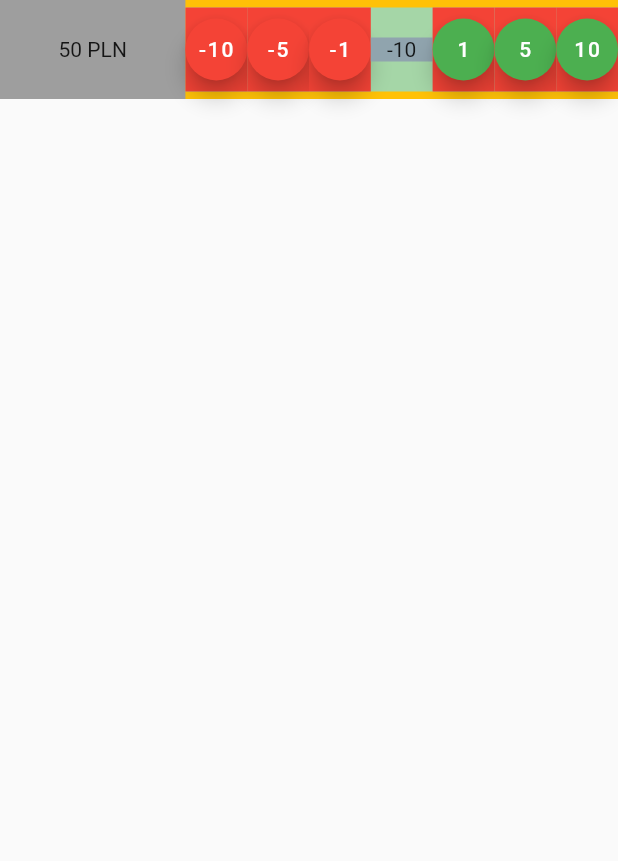
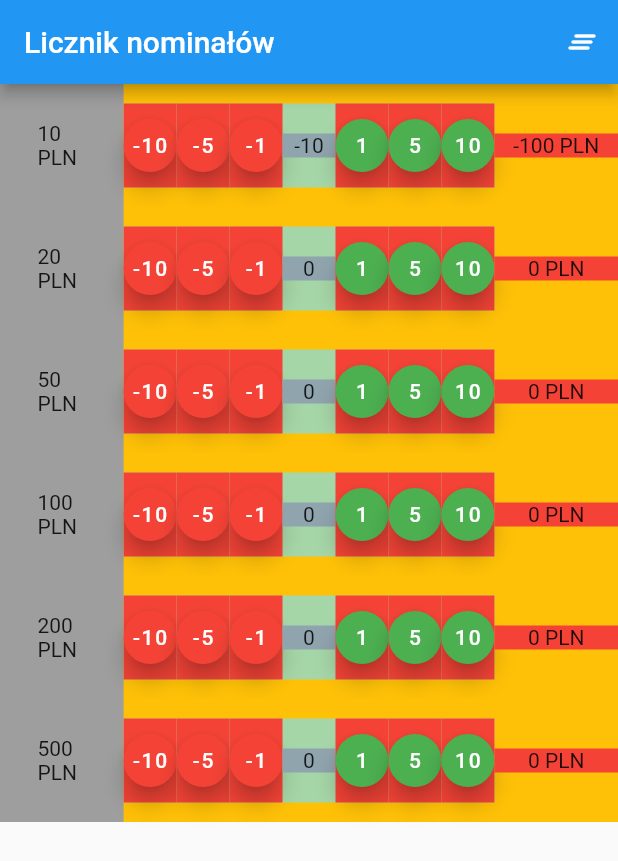
Before and after one commit to Xareth/money_counter_2, a Flutter app: the screen it shows after launch, after a tap on an icon or button, on a phone screen of 412 x 824 dp. Shown: the top 861 px of the screen. Run offline on Flutter 3.47's test engine with Material 2 defaults, Android fonts, the phone set to English and light mode, and no system bars; our stand-ins replace bloc, flutter_bloc.

Commit message:
Add all money rows

```diff
--- a/lib/features/money/cubit/money_cubit.dart
+++ b/lib/features/money/cubit/money_cubit.dart
@@ -1,18 +1,27 @@
 import 'package:bloc/bloc.dart';
+import 'package:money_counter_2/features/money/data/money_data.dart';
 part 'money_state.dart';
 
 class MoneyCubit extends Cubit<MoneyState> {
-  MoneyCubit() : super(MoneyState(moneyCounter: [0]));
+  MoneyCubit() : super(MoneyState(moneyCounter: moneyData));
 
-  void increment(int newValue) {
+  void increment(int newValue, int position) {
     final newState = state.moneyCounter;
-    newState[0] = state.moneyCounter[0] + newValue;
+    newState[position][2] = state.moneyCounter[position][2] + newValue;
+    newState[position][3] =
+        (state.moneyCounter[position][2]) * state.moneyCounter[position][1];
     emit(MoneyState(moneyCounter: newState));
   }
 
-  void decrement(int newValue) {
+  void decrement(int newValue, int position) {
     final newState = state.moneyCounter;
-    newState[0] = state.moneyCounter[0] - newValue;
+    newState[position][2] = state.moneyCounter[position][2] - newValue;
+    newState[position][3] =
+        (state.moneyCounter[position][2]) * state.moneyCounter[position][1];
     emit(MoneyState(moneyCounter: newState));
   }
+
+  void reset() {
+    emit(MoneyState(moneyCounter: moneyData));
+  }
 }
--- a/lib/features/money/data/money_data.dart
+++ b/lib/features/money/data/money_data.dart
@@ -1 +1,8 @@
-List<dynamic> moneyData = [0];
+List<dynamic> moneyData = [
+  [0, 10, 0, 0],
+  [1, 20, 0, 0],
+  [2, 50, 0, 0],
+  [3, 100, 0, 0],
+  [4, 200, 0, 0],
+  [5, 500, 0, 0],
+];
--- a/lib/features/money/page/money.dart
+++ b/lib/features/money/page/money.dart
@@ -1,6 +1,7 @@
 import 'package:flutter/material.dart';
 import 'package:flutter_bloc/flutter_bloc.dart';
 import 'package:money_counter_2/features/money/cubit/money_cubit.dart';
+import 'package:money_counter_2/features/money/data/money_data.dart';
 
 class Money extends StatefulWidget {
   const Money({Key? key}) : super(key: key);
@@ -13,11 +14,21 @@ class _MoneyState extends State<Money> {
   @override
   Widget build(BuildContext context) {
     // MoneyCubit Provider
-    return Scaffold(
-      body: BlocProvider<MoneyCubit>(
+    return BlocProvider<MoneyCubit>(
       create: (context) => MoneyCubit(),
+      child: Scaffold(
+        appBar: AppBar(
+          title: const Text('Licznik nominałów'),
+          actions: <Widget>[
+            IconButton(
+                onPressed: () {
+                  context.read<MoneyCubit>().reset();
+                },
+                icon: const Icon(Icons.clear_all_rounded)),
+          ],
+        ),
         // Money Content
-        child: MoneyContent(),
+        body: const MoneyContent(),
       ),
     );
   }
@@ -25,11 +36,9 @@ class _MoneyState extends State<Money> {
 
 // Money Content
 class MoneyContent extends StatelessWidget {
-  MoneyContent({
+  const MoneyContent({
     Key? key,
   }) : super(key: key);
-
-  final moneyValues = [1, 5, 10];
 
   @override
   Widget build(BuildContext context) {
@@ -38,21 +47,34 @@ class MoneyContent extends StatelessWidget {
       crossAxisAlignment: CrossAxisAlignment.stretch,
       children: <Widget>[
         // Rows with each money counter
+        for (var data in moneyData) ...[
           Container(
             color: Colors.amber,
             child: Row(
-            mainAxisAlignment: MainAxisAlignment.end,
+              mainAxisAlignment: MainAxisAlignment.center,
               children: <Widget>[
                 // Label with money Value
-              const Flexible(flex: 3, child: MoneyContentLabel()),
+                Flexible(
+                    flex: 2,
+                    child: MoneyContentLabel(
+                      label: data[1],
+                    )),
                 // Row with actions increase and decrease money counter and score Field
                 Flexible(
-                flex: 7,
-                child: MoneyContentChangeActions(moneyValues: moneyValues),
+                  flex: 6,
+                  child: MoneyContentChangeActions(
+                      data: data, moneyData: moneyData),
                 ),
+                // Container with money results
+                Flexible(
+                    flex: 2,
+                    child: MoneyContentScore(
+                      data: data,
+                    ))
               ],
             ),
           )
+        ],
       ],
     );
   }
@@ -60,9 +82,9 @@ class MoneyContent extends StatelessWidget {
 
 // Label with money Value
 class MoneyContentLabel extends StatelessWidget {
-  const MoneyContentLabel({
-    Key? key,
-  }) : super(key: key);
+  const MoneyContentLabel({Key? key, required this.label}) : super(key: key);
+
+  final int label;
 
   @override
   Widget build(BuildContext context) {
@@ -70,19 +92,20 @@ class MoneyContentLabel extends StatelessWidget {
       alignment: Alignment.center,
       padding: const EdgeInsets.all(25),
       color: Colors.grey,
-      child: const Text('50 PLN'),
+      child: Text('$label PLN'),
     );
   }
 }
 
 // Row with actions increase and decrease money counter and score Field
 class MoneyContentChangeActions extends StatelessWidget {
-  const MoneyContentChangeActions({
-    Key? key,
-    required this.moneyValues,
-  }) : super(key: key);
+  MoneyContentChangeActions(
+      {Key? key, required this.data, required this.moneyData})
+      : super(key: key);
 
-  final List<int> moneyValues;
+  final moneyValues = [1, 5, 10];
+  final List<dynamic> data;
+  final List<dynamic> moneyData;
 
   @override
   Widget build(BuildContext context) {
@@ -95,16 +118,23 @@ class MoneyContentChangeActions extends StatelessWidget {
           Flexible(
             flex: 3,
             child: MoneyContentChangeActionsChangeButtons(
-                moneyValues: moneyValues, isIncrement: false),
+                moneyValues: moneyValues, isIncrement: false, data: data),
           ),
           // Field shows current money counter
-          const Flexible(flex: 1, child: MoneyContentResultField()),
+          Flexible(
+              flex: 1,
+              child: MoneyContentResultField(
+                position: data[0],
+              )),
 
           // Increase money counter buttons
           Flexible(
             flex: 3,
             child: MoneyContentChangeActionsChangeButtons(
-                moneyValues: moneyValues, isIncrement: true),
+              moneyValues: moneyValues,
+              isIncrement: true,
+              data: data,
+            ),
           ),
         ],
       ),
@@ -118,10 +148,12 @@ class MoneyContentChangeActionsChangeButtons extends StatelessWidget {
     Key? key,
     required this.moneyValues,
     required this.isIncrement,
+    required this.data,
   }) : super(key: key);
 
   final List<int> moneyValues;
   final bool isIncrement;
+  final List<dynamic> data;
 
   @override
   Widget build(BuildContext context) {
@@ -136,8 +168,12 @@ class MoneyContentChangeActionsChangeButtons extends StatelessWidget {
               child: FloatingActionButton(
                   onPressed: () {
                     isIncrement
-                        ? context.read<MoneyCubit>().increment(moneyValue)
-                        : context.read<MoneyCubit>().decrement(moneyValue);
+                        ? context
+                            .read<MoneyCubit>()
+                            .increment(moneyValue, data[0])
+                        : context
+                            .read<MoneyCubit>()
+                            .decrement(moneyValue, data[0]);
                   },
                   backgroundColor: isIncrement ? Colors.green : Colors.red,
                   child:
@@ -169,9 +205,10 @@ class MoneyContentButtonsSizedBox extends StatelessWidget {
 
 // Field shows current money counter
 class MoneyContentResultField extends StatelessWidget {
-  const MoneyContentResultField({
-    Key? key,
-  }) : super(key: key);
+  const MoneyContentResultField({Key? key, required this.position})
+      : super(key: key);
+
+  final int position;
 
   @override
   Widget build(BuildContext context) {
@@ -180,9 +217,30 @@ class MoneyContentResultField extends StatelessWidget {
       color: Colors.blueGrey[300],
       child: BlocBuilder<MoneyCubit, MoneyState>(
         builder: (context, state) {
-          return Text(state.moneyCounter[0].toString());
+          return Text(state.moneyCounter[position][2].toString());
         },
       ),
     );
   }
 }
+
+// Container with money results
+class MoneyContentScore extends StatelessWidget {
+  const MoneyContentScore({Key? key, required this.data}) : super(key: key);
+
+  final List<dynamic> data;
+
+  @override
+  Widget build(BuildContext context) {
+    return Container(
+      alignment: Alignment.center,
+      color: Colors.red,
+      child: BlocBuilder<MoneyCubit, MoneyState>(
+        builder: (context, state) {
+          final score = state.moneyCounter[data[0]][3].toString();
+          return Text('$score PLN');
+        },
+      ),
+    );
+  }
+}
```
Lines whose indentation alone changed are shown as unchanged.
